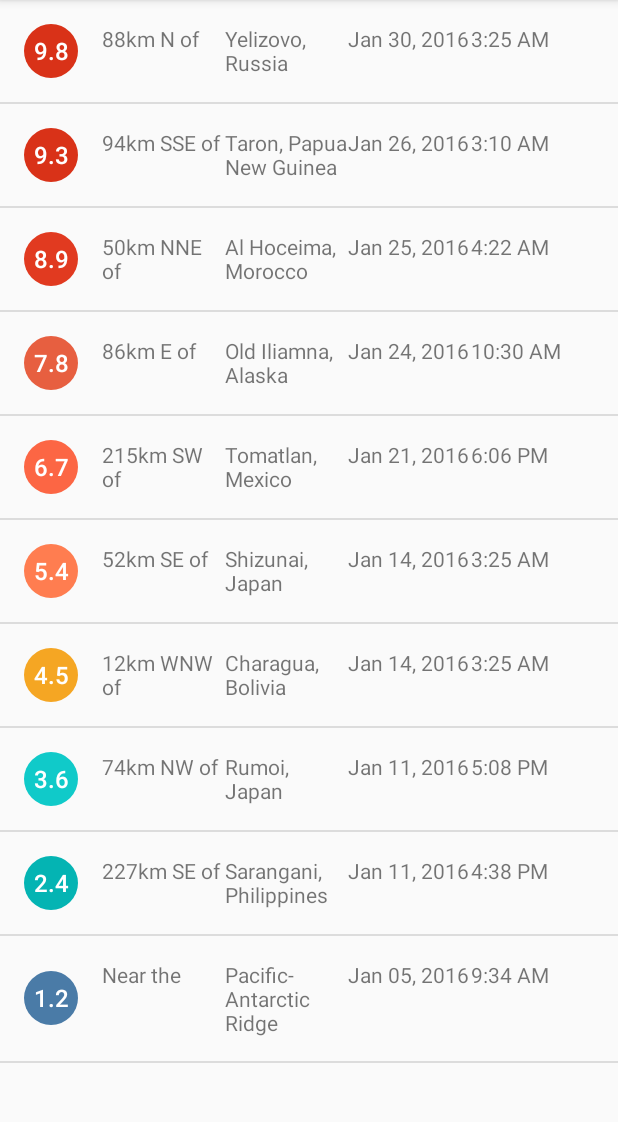
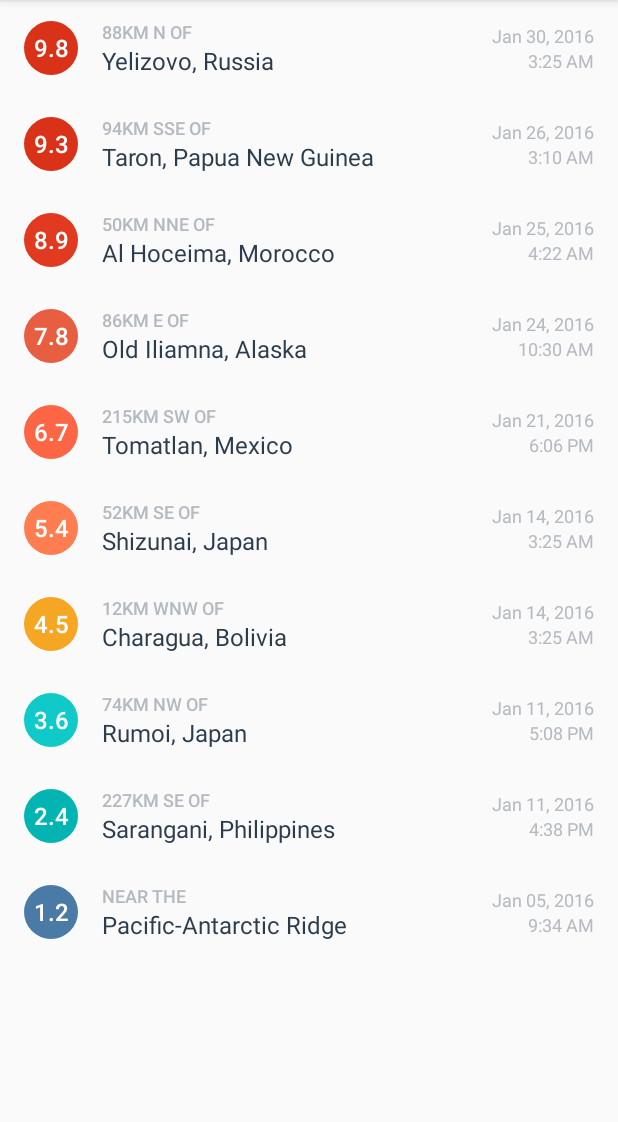
Before and after one commit to sun-strider/QuakeReport, an Android app: the screen it shows after launch (EarthquakeActivity), on a phone screen of 412 x 824 dp, the part 84-1206 px from its top. Run offline under Robolectric (Android 15) with nearby library versions, the phone set to English and light mode, and no system bars.

Commit message:
Udacity Lesson 4.1.26
Add Earthquake Intent

```diff
--- a/app/src/main/java/com/example/android/quakereport/Earthquake.java
+++ b/app/src/main/java/com/example/android/quakereport/Earthquake.java
@@ -32,17 +32,24 @@ public class Earthquake {
     private long mTimeInMilliseconds;
 
     /**
+     * Website URL of the earthquake
+     */
+    private String mUrl;
+
+    /**
      * Constructs a new {@link Earthquake} object.
      *
      * @param magnitude is the magnitude (size) of the earthquake
      * @param location is the location where the earthquake happened
      * @param timeInMilliseconds is the time in milliseconds (from the Epoch) when the
      *                           earthquake happened
+     * @param url is the website URL to find more details about the earthquake
      */
-    public Earthquake(double magnitude, String location, long timeInMilliseconds) {
+    public Earthquake(double magnitude, String location, long timeInMilliseconds, String url) {
         mMagnitude = magnitude;
         mLocation = location;
         mTimeInMilliseconds = timeInMilliseconds;
+        mUrl = url;
     }
 
     /**
@@ -65,4 +72,11 @@ public class Earthquake {
     public long getTimeInMilliseconds() {
         return mTimeInMilliseconds;
     }
+
+    /**
+     * Returns the website URL to find more information about the earthquake.
+     */
+    public String getUrl() {
+        return mUrl;
     }
+}
--- a/app/src/main/java/com/example/android/quakereport/EarthquakeActivity.java
+++ b/app/src/main/java/com/example/android/quakereport/EarthquakeActivity.java
@@ -15,8 +15,12 @@
  */
 package com.example.android.quakereport;
 
+import android.content.Intent;
+import android.net.Uri;
 import android.os.Bundle;
 import android.support.v7.app.AppCompatActivity;
+import android.view.View;
+import android.widget.AdapterView;
 import android.widget.ListView;
 
 import java.util.ArrayList;
@@ -37,10 +41,29 @@ public class EarthquakeActivity extends AppCompatActivity {
         ListView earthquakeListView = (ListView) findViewById(R.id.list);
 
         // Create a new adapter that takes the list of earthquakes as input
-        EarthquakeAdapter adapter = new EarthquakeAdapter(this, earthquakes);
+        final EarthquakeAdapter adapter = new EarthquakeAdapter(this, earthquakes);
 
         // Set the adapter on the {@link ListView}
         // so the list can be populated in the user interface
         earthquakeListView.setAdapter(adapter);
+
+        // Set an item click listener on the ListView, which sends an intent to a web browser
+        // to open a website with more information about the selected earthquake.
+        earthquakeListView.setOnItemClickListener(new AdapterView.OnItemClickListener() {
+            @Override
+            public void onItemClick(AdapterView<?> adapterView, View view, int position, long l) {
+                // Find the current earthquake that was clicked on
+                Earthquake currentEarthquake = adapter.getItem(position);
+
+                // Convert the String URL into a URI object (to pass into the Intent constructor)
+                Uri earthquakeUri = Uri.parse(currentEarthquake.getUrl());
+
+                // Create a new intent to view the earthquake URI
+                Intent websiteIntent = new Intent(Intent.ACTION_VIEW, earthquakeUri);
+
+                // Send the intent to launch a new activity
+                startActivity(websiteIntent);
+            }
+        });
     }
 }
--- a/app/src/main/java/com/example/android/quakereport/QueryUtils.java
+++ b/app/src/main/java/com/example/android/quakereport/QueryUtils.java
@@ -90,9 +90,12 @@ public final class QueryUtils {
                 // Extract the value for the key called "time"
                 long time = properties.getLong("time");
 
-                // Create a new {@link Earthquake} object with the magnitude, location, and time
-                // from the JSON response.
-                Earthquake earthquake = new Earthquake(magnitude, location, time);
+                // Extract the value for the key called "url"
+                String url = properties.getString("url");
+
+                // Create a new {@link Earthquake} object with the magnitude, location, time,
+                // and url from the JSON response.
+                Earthquake earthquake = new Earthquake(magnitude, location, time, url);
 
                 // Add the new {@link Earthquake} to the list of earthquakes.
                 earthquakes.add(earthquake);
--- a/app/src/main/res/layout/earthquake_activity.xml
+++ b/app/src/main/res/layout/earthquake_activity.xml
@@ -1,12 +1,9 @@
 <?xml version="1.0" encoding="utf-8"?>
 <!-- Copyright (C) 2016 The Android Open Source Project
-
      Licensed under the Apache License, Version 2.0 (the "License");
      you may not use this file except in compliance with the License.
      You may obtain a copy of the License at
-
           http://www.apache.org/licenses/LICENSE-2.0
-
      Unless required by applicable law or agreed to in writing, software
      distributed under the License is distributed on an "AS IS" BASIS,
      WITHOUT WARRANTIES OR CONDITIONS OF ANY KIND, either express or implied.
@@ -16,6 +13,8 @@
 <!-- Layout for a list of earthquakes -->
 <ListView xmlns:android="http://schemas.android.com/apk/res/android"
     android:id="@+id/list"
-    android:orientation="vertical"
     android:layout_width="match_parent"
-    android:layout_height="match_parent"/>
+    android:layout_height="match_parent"
+    android:divider="@null"
+    android:dividerHeight="0dp"
+    android:orientation="vertical" />
--- a/app/src/main/res/layout/earthquake_list_item.xml
+++ b/app/src/main/res/layout/earthquake_list_item.xml
@@ -14,9 +14,12 @@
 <LinearLayout xmlns:android="http://schemas.android.com/apk/res/android"
     xmlns:tools="http://schemas.android.com/tools"
     android:layout_width="match_parent"
-    android:layout_height="match_parent"
+    android:layout_height="?android:attr/listPreferredItemHeight"
     android:orientation="horizontal"
-    android:padding="16dp">
+    android:paddingEnd="16dp"
+    android:paddingLeft="16dp"
+    android:paddingRight="16dp"
+    android:paddingStart="16dp">
 
     <TextView
         android:id="@+id/magnitude"
@@ -30,33 +33,64 @@
         android:textSize="16sp"
         tools:text="8.9" />
 
+    <LinearLayout
+        android:layout_width="0dp"
+        android:layout_height="wrap_content"
+        android:layout_gravity="center_vertical"
+        android:layout_marginLeft="16dp"
+        android:layout_marginStart="16dp"
+        android:layout_weight="1"
+        android:orientation="vertical">
+
         <TextView
             android:id="@+id/location_offset"
-        android:layout_width="0dp"
+            android:layout_width="wrap_content"
             android:layout_height="wrap_content"
-        android:layout_marginLeft="16dp"
-        android:layout_weight="1"
+            android:ellipsize="end"
+            android:fontFamily="sans-serif-medium"
+            android:maxLines="1"
+            android:textAllCaps="true"
+            android:textColor="@color/textColorEarthquakeDetails"
+            android:textSize="12sp"
             tools:text="30km S of" />
 
         <TextView
             android:id="@+id/primary_location"
-        android:layout_width="0dp"
+            android:layout_width="wrap_content"
             android:layout_height="wrap_content"
-        android:layout_weight="1"
-        tools:text="San Francisco, CA" />
+            android:ellipsize="end"
+            android:maxLines="2"
+            android:textColor="@color/textColorEarthquakeLocation"
+            android:textSize="16sp"
+            tools:text="Long placeholder location that should wrap to more than 2 lines of text" />
+
+    </LinearLayout>
+
+    <LinearLayout
+        android:layout_width="wrap_content"
+        android:layout_height="wrap_content"
+        android:layout_gravity="center_vertical"
+        android:layout_marginLeft="16dp"
+        android:layout_marginStart="16dp"
+        android:orientation="vertical">
 
         <TextView
             android:id="@+id/date"
-        android:layout_width="0dp"
+            android:layout_width="wrap_content"
             android:layout_height="wrap_content"
-        android:layout_weight="1"
+            android:layout_gravity="end"
+            android:textColor="@color/textColorEarthquakeDetails"
+            android:textSize="12sp"
             tools:text="Mar 6, 2010" />
 
         <TextView
             android:id="@+id/time"
-        android:layout_width="0dp"
+            android:layout_width="wrap_content"
             android:layout_height="wrap_content"
-        android:layout_weight="1"
+            android:layout_gravity="end"
+            android:textColor="@color/textColorEarthquakeDetails"
+            android:textSize="12sp"
             tools:text="3:00 PM" />
 
     </LinearLayout>
+</LinearLayout>
--- a/app/src/main/res/values/colors.xml
+++ b/app/src/main/res/values/colors.xml
@@ -19,6 +19,12 @@
 
     <!-- Accent color of the app -->
     <color name="colorAccent">#10CAC9</color>
+
+    <!-- Text color for the details of the earthquake in the list item -->
+    <color name="textColorEarthquakeDetails">#B4BAC0</color>
+
+    <!-- Text color for the primary location of the earthquake in the list item -->
+    <color name="textColorEarthquakeLocation">#2B3D4D</color>
 
     <!-- Color for an earthquake with magnitude 0 and 2 -->
     <color name="magnitude1">#4A7BA7</color>
```
Lines whose indentation alone changed are shown as unchanged.
